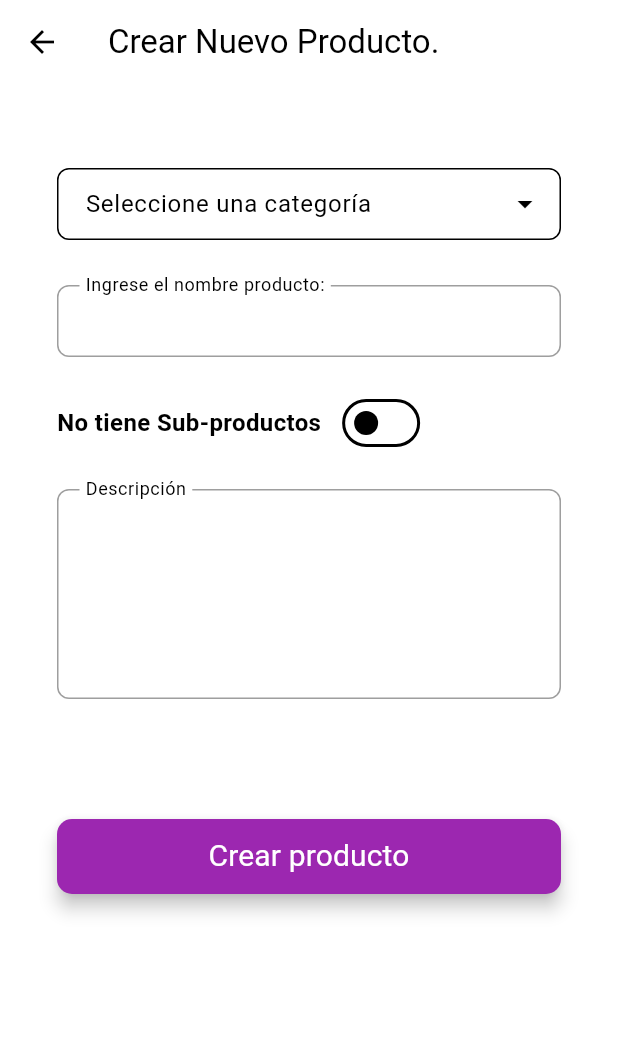
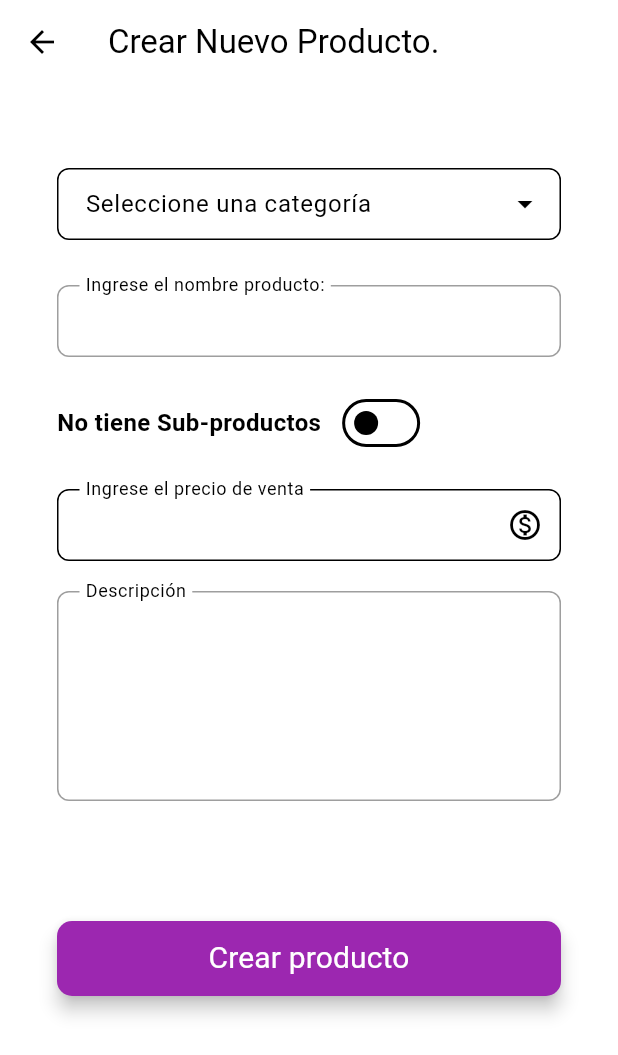
Before and after one commit to machellim/fine_cut, a Flutter app: the NewProductScreen screen opened by its route, on a phone screen of 412 x 824 dp. Shown: the top 1055 px of the screen. Run offline on Flutter 3.47's test engine with Material 3 defaults, Android fonts, the phone set to English and light mode, and no system bars; drawn by our look-alikes of dropdown_search; our stand-ins replace bloc, drift, equatable, flutter_bloc; accounts and stored records are empty; generated files the repository leaves out were written again.

```diff
--- a/lib/bloc/product/product_crud/product_crud_bloc.dart
+++ b/lib/bloc/product/product_crud/product_crud_bloc.dart
@@ -24,6 +24,7 @@ class ProductCrudBloc extends Bloc<ProductCrudEvent, ProductCrudState> {
             name: event.product.name.value,
             hasSubProducts: event.product.hasSubProducts.value,
             description: event.product.description.value,
+            salePrice: event.product.salePrice.value,
             subproducts: event.subproducts,
           );
           if (product == null) {
@@ -43,6 +44,7 @@ class ProductCrudBloc extends Bloc<ProductCrudEvent, ProductCrudState> {
             name: event.product.name.value,
             hasSubProducts: event.product.hasSubProducts.value,
             description: event.product.description.value,
+            salePrice: event.product.salePrice.value,
             status: event.product.status.value,
             subproducts: event.subproducts,
           );
--- a/lib/db/dao/product_dao.dart
+++ b/lib/db/dao/product_dao.dart
@@ -61,6 +61,7 @@ class ProductDao extends DatabaseAccessor<AppDatabase> with _$ProductDaoMixin {
     required String name,
     required bool hasSubProducts,
     String? description,
+    double? salePrice,
     bool? trackStock,
     List<ProductSubproductsCompanion> subproducts = const [],
   }) async {
@@ -74,6 +75,7 @@ class ProductDao extends DatabaseAccessor<AppDatabase> with _$ProductDaoMixin {
         name: name,
         hasSubProducts: Value(hasSubProducts),
         description: Value(description),
+        salePrice: Value(salePrice ?? 0),
         trackStock: Value(trackStock ?? true),
       );
 
@@ -103,6 +105,7 @@ class ProductDao extends DatabaseAccessor<AppDatabase> with _$ProductDaoMixin {
     required String name,
     required bool hasSubProducts,
     String? description,
+    double? salePrice,
     AppActiveStatus status = AppActiveStatus.active,
     bool? trackStock,
     List<ProductSubproductsCompanion> subproducts = const [],
@@ -115,6 +118,7 @@ class ProductDao extends DatabaseAccessor<AppDatabase> with _$ProductDaoMixin {
       name: Value(name),
       hasSubProducts: Value(hasSubProducts),
       description: Value(description),
+      salePrice: Value(salePrice ?? 0),
       status: Value(status),
       trackStock: Value(trackStock ?? true),
     );
--- a/lib/db/tables/products_table.dart
+++ b/lib/db/tables/products_table.dart
@@ -19,6 +19,10 @@ class Products extends Table {
   // Product description (optional)
   TextColumn get description =>
       text().withLength(min: 0, max: 1000).nullable().named('description')();
+
+  // Product sale price
+  RealColumn get salePrice =>
+      real().named('sale_price').withDefault(const Constant(0.0))();
 
   // Product stock quantity
   IntColumn get stock =>
--- a/lib/screens/admin/products/new_product.dart
+++ b/lib/screens/admin/products/new_product.dart
@@ -8,9 +8,11 @@ import 'package:fine_cut/core/constants/app_constants.dart';
 import 'package:fine_cut/core/constants/app_messages.dart';
 import 'package:fine_cut/core/enums/enums.dart';
 import 'package:fine_cut/db/database.dart';
+import 'package:fine_cut/widgets/app_badge_status.dart';
 import 'package:fine_cut/widgets/app_bool_switch.dart';
 import 'package:fine_cut/widgets/app_button.dart';
 import 'package:fine_cut/widgets/app_message_type.dart';
+import 'package:fine_cut/widgets/app_number_field.dart';
 import 'package:fine_cut/widgets/app_scaffold.dart';
 import 'package:fine_cut/widgets/app_string_switch.dart';
 import 'package:fine_cut/widgets/app_textfield.dart';
@@ -35,6 +37,7 @@ class _NewProductScreenState extends State<NewProductScreen> {
       TextEditingController();
   final TextEditingController _statusController = TextEditingController();
   final TextEditingController _descriptionController = TextEditingController();
+  final TextEditingController _salePriceController = TextEditingController();
 
   final dropDownKey = GlobalKey<DropdownSearchState>();
 
@@ -53,6 +56,7 @@ class _NewProductScreenState extends State<NewProductScreen> {
     _hasSubProductsController.dispose();
     _statusController.dispose();
     _descriptionController.dispose();
+    _salePriceController.dispose();
     super.dispose();
   }
 
@@ -90,6 +94,7 @@ class _NewProductScreenState extends State<NewProductScreen> {
         _hasSubProductsController.text = product.hasSubProducts.toString();
         _statusController.text = product.status.name;
         _descriptionController.text = product.description ?? '';
+        _salePriceController.text = product.salePrice.toString();
 
         selectedCategory = category;
         selectedProducts = args['subproducts'];
@@ -206,7 +211,8 @@ class _NewProductScreenState extends State<NewProductScreen> {
                     },
                   ),
                   const SizedBox(height: 20),
-
+                  Row(
+                    children: [
                       AppBoolSwitch(
                         controller:
                             _hasSubProductsController, // controller con "true" o "false"
@@ -220,6 +226,14 @@ class _NewProductScreenState extends State<NewProductScreen> {
                             );
                           });
                         },
+                      ),
+                      if (_hasSubProductsController.text ==
+                          "true") // 👈 se muestra solo cuando es true
+                        AppBadgeStatus(
+                          text: "Primario",
+                          type: BadgeType.success,
+                        ),
+                    ],
                   ),
 
                   if (productCompanion.hasSubProducts.value) ...[
@@ -273,6 +287,19 @@ class _NewProductScreenState extends State<NewProductScreen> {
                     ),
                   ],
 
+                  if (!productCompanion.hasSubProducts.value) ...[
+                    const SizedBox(height: 20),
+                    AppNumberField(
+                      controller: _salePriceController,
+                      label: 'Ingrese el precio de venta',
+                      suffixIcon: Icons.monetization_on_outlined,
+                      onSaved: (value) {
+                        productCompanion = productCompanion.copyWith(
+                          salePrice: drift.Value(double.parse(value)),
+                        );
+                      },
+                    ),
+                  ],
                   const SizedBox(height: 20),
                   AppTextField(
                     label: 'Descripción',
```
Also changed, not shown: lib/screens/sales/new_sale.dart (+19 -2 lines), lib/db/database.g.dart. Lines whose indentation alone changed are shown as unchanged.
